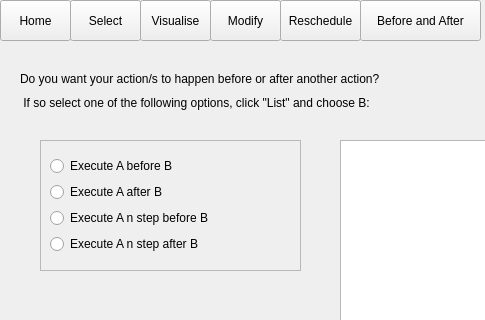
ariannabettin/FYPArianna, file reschdulebeforeafter.ui: the form before one commit; both pictures show x 0 to 485 and y 0 to 320 of the 640 by 480 pixel window.
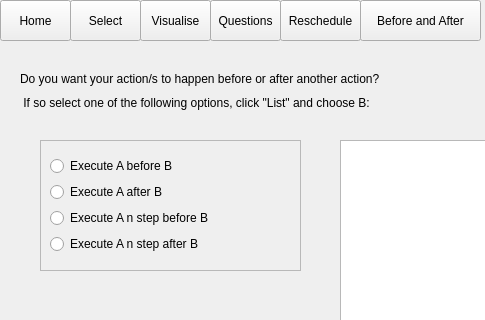
The form after the commit.

Diff of the .ui file:
```diff
--- a/reschdulebeforeafter.ui
+++ b/reschdulebeforeafter.ui
@@ -171,7 +171,7 @@
     </rect>
    </property>
    <property name="text">
-    <string>Modify</string>
+    <string>Questions</string>
    </property>
   </widget>
   <widget class="QPushButton" name="homeButton">
```
